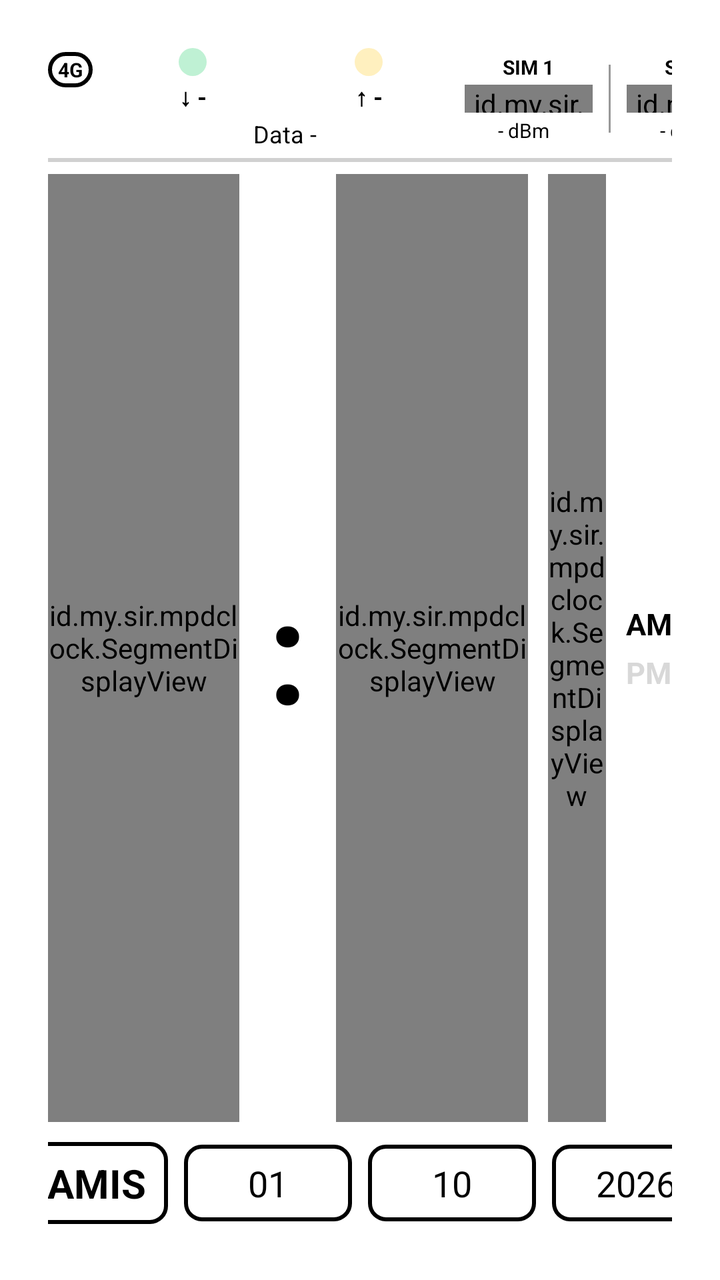
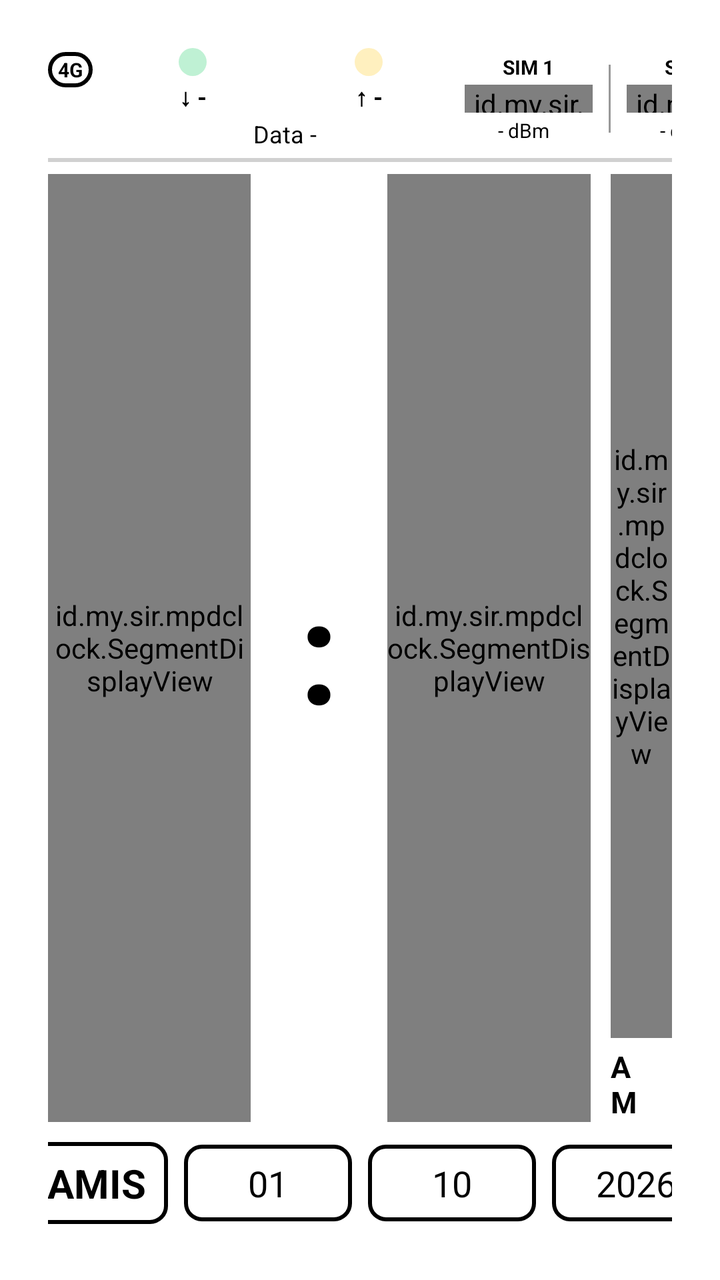

An Android layout rendered at two revisions. The XML below is the earlier revision; the diff shows what the commit changed to produce the second picture.
<!-- AndroidManifest.xml: application theme Theme.JamDigital -->
<!-- res/layout/activity_main.xml -->
<?xml version="1.0" encoding="utf-8"?>
<FrameLayout xmlns:android="http://schemas.android.com/apk/res/android"
    android:id="@+id/rootFrame"
    android:layout_width="match_parent"
    android:layout_height="match_parent"
    android:background="@android:color/white"
    android:keepScreenOn="true">

    <LinearLayout
        android:id="@+id/contentBox"
        android:layout_width="match_parent"
        android:layout_height="match_parent"
        android:gravity="center"
        android:orientation="vertical"
        android:padding="24dp">

        
        <LinearLayout
            android:layout_width="match_parent"
            android:layout_height="wrap_content"
            android:gravity="center_vertical"
            android:orientation="horizontal">

            
            <TextView
                android:id="@+id/netBadge"
                android:layout_width="wrap_content"
                android:layout_height="wrap_content"
                android:layout_gravity="top"
                android:layout_marginTop="2dp"
                android:background="@drawable/badge_outline"
                android:paddingHorizontal="5dp"
                android:paddingVertical="2dp"
                android:text="4G"
                android:textColor="@android:color/black"
                android:textSize="10sp"
                android:textStyle="bold" />

            
            <LinearLayout
                android:layout_width="180dp"
                android:layout_height="wrap_content"
                android:layout_marginStart="6dp"
                android:orientation="vertical">

                <LinearLayout
                    android:layout_width="180dp"
                    android:layout_height="wrap_content"
                    android:gravity="center_vertical"
                    android:orientation="horizontal">

                    <LinearLayout
                        android:layout_width="88dp"
                        android:layout_height="wrap_content"
                        android:gravity="center_horizontal"
                        android:orientation="vertical">

                        <View
                            android:id="@+id/ledDown"
                            android:layout_width="14dp"
                            android:layout_height="14dp"
                            android:alpha="0.25"
                            android:background="@drawable/led_green" />

                        <TextView
                            android:id="@+id/dlSpeed"
                            android:layout_width="88dp"
                            android:layout_height="wrap_content"
                            android:layout_marginTop="2dp"
                            android:gravity="center"
                            android:maxLines="1"
                            android:text="↓ -"
                            android:textColor="@android:color/black"
                            android:textSize="12sp"
                            android:textStyle="bold" />
                    </LinearLayout>

                    <LinearLayout
                        android:layout_width="88dp"
                        android:layout_height="wrap_content"
                        android:gravity="center_horizontal"
                        android:orientation="vertical">

                        <View
                            android:id="@+id/ledUp"
                            android:layout_width="14dp"
                            android:layout_height="14dp"
                            android:alpha="0.25"
                            android:background="@drawable/led_yellow" />

                        <TextView
                            android:id="@+id/ulSpeed"
                            android:layout_width="88dp"
                            android:layout_height="wrap_content"
                            android:layout_marginTop="2dp"
                            android:gravity="center"
                            android:maxLines="1"
                            android:text="↑ -"
                            android:textColor="@android:color/black"
                            android:textSize="12sp"
                            android:textStyle="bold" />
                    </LinearLayout>
                </LinearLayout>

                <TextView
                    android:id="@+id/dataUsageText"
                    android:layout_width="180dp"
                    android:layout_height="wrap_content"
                    android:layout_marginTop="2dp"
                    android:gravity="center_horizontal"
                    android:maxLines="1"
                    android:text="Data -"
                    android:textColor="@android:color/black"
                    android:textSize="12sp" />
            </LinearLayout>

            <View
                android:layout_width="0dp"
                android:layout_height="1dp"
                android:layout_weight="1" />

            
            <LinearLayout
                android:layout_width="wrap_content"
                android:layout_height="wrap_content"
                android:gravity="center_vertical"
                android:orientation="horizontal">

                <LinearLayout
                    android:layout_width="wrap_content"
                    android:layout_height="wrap_content"
                    android:gravity="center_horizontal"
                    android:orientation="vertical">

                    <TextView
                        android:id="@+id/sim1Label"
                        android:layout_width="wrap_content"
                        android:layout_height="wrap_content"
                        android:text="SIM 1"
                        android:textColor="@android:color/black"
                        android:textSize="10sp"
                        android:textStyle="bold" />

                    <id.my.sir.mpdclock.SignalBarsView
                        android:id="@+id/sim1Bars"
                        android:layout_width="64dp"
                        android:layout_height="14dp"
                        android:layout_marginTop="2dp" />

                    <LinearLayout
                        android:layout_width="wrap_content"
                        android:layout_height="wrap_content"
                        android:layout_marginTop="2dp"
                        android:gravity="center"
                        android:orientation="horizontal">

                        <TextView
                            android:id="@+id/sim1Dbm"
                            android:layout_width="wrap_content"
                            android:layout_height="wrap_content"
                            android:text="- dBm"
                            android:textColor="@android:color/black"
                            android:textSize="10sp" />

                        <TextView
                            android:id="@+id/sim1Band"
                            android:layout_width="wrap_content"
                            android:layout_height="wrap_content"
                            android:layout_marginStart="5dp"
                            android:text=""
                            android:textColor="@android:color/black"
                            android:textSize="10sp" />
                    </LinearLayout>
                </LinearLayout>

                <View
                    android:layout_width="1dp"
                    android:layout_height="34dp"
                    android:layout_marginHorizontal="8dp"
                    android:background="#999999" />

                <LinearLayout
                    android:layout_width="wrap_content"
                    android:layout_height="wrap_content"
                    android:gravity="center_horizontal"
                    android:orientation="vertical">

                    <TextView
                        android:id="@+id/sim2Label"
                        android:layout_width="wrap_content"
                        android:layout_height="wrap_content"
                        android:text="SIM 2"
                        android:textColor="@android:color/black"
                        android:textSize="10sp"
                        android:textStyle="bold" />

                    <id.my.sir.mpdclock.SignalBarsView
                        android:id="@+id/sim2Bars"
                        android:layout_width="64dp"
                        android:layout_height="14dp"
                        android:layout_marginTop="2dp" />

                    <LinearLayout
                        android:layout_width="wrap_content"
                        android:layout_height="wrap_content"
                        android:layout_marginTop="2dp"
                        android:gravity="center"
                        android:orientation="horizontal">

                        <TextView
                            android:id="@+id/sim2Dbm"
                            android:layout_width="wrap_content"
                            android:layout_height="wrap_content"
                            android:text="- dBm"
                            android:textColor="@android:color/black"
                            android:textSize="10sp" />

                        <TextView
                            android:id="@+id/sim2Band"
                            android:layout_width="wrap_content"
                            android:layout_height="wrap_content"
                            android:layout_marginStart="5dp"
                            android:text=""
                            android:textColor="@android:color/black"
                            android:textSize="10sp" />
                    </LinearLayout>
                </LinearLayout>

                <View
                    android:layout_width="1dp"
                    android:layout_height="34dp"
                    android:layout_marginHorizontal="8dp"
                    android:background="#999999" />

                <LinearLayout
                    android:layout_width="wrap_content"
                    android:layout_height="wrap_content"
                    android:gravity="center_horizontal"
                    android:orientation="vertical">

                    <TextView
                        android:id="@+id/tempText"
                        android:layout_width="wrap_content"
                        android:layout_height="wrap_content"
                        android:background="@drawable/badge_outline"
                        android:paddingHorizontal="8dp"
                        android:paddingVertical="3dp"
                        android:text="--°C"
                        android:textColor="@android:color/black"
                        android:textSize="12sp"
                        android:textStyle="bold" />

                
                </LinearLayout>

            </LinearLayout>
        </LinearLayout>

        
        <View
            android:id="@+id/dividerTop"
            android:layout_width="match_parent"
            android:layout_height="2dp"
            android:layout_marginTop="4dp"
            android:layout_marginBottom="2dp"
            android:background="#D0D0D0" />

        
        <LinearLayout
            android:id="@+id/clockBox"
            android:layout_width="match_parent"
            android:layout_height="0dp"
            android:layout_marginTop="4dp"
            android:layout_weight="1"
            android:gravity="center"
            android:orientation="horizontal">

            <LinearLayout
                android:layout_width="0dp"
                android:layout_height="match_parent"
                android:layout_weight="1"
                android:gravity="center_horizontal"
                android:orientation="vertical">

                <id.my.sir.mpdclock.SegmentDisplayView
                    android:id="@+id/hourView"
                    android:layout_width="match_parent"
                    android:layout_height="0dp"
                    android:layout_weight="1" />

                
            </LinearLayout>

            <LinearLayout
                android:layout_width="wrap_content"
                android:layout_height="match_parent"
                android:layout_marginStart="14dp"
                android:layout_marginEnd="14dp"
                android:gravity="center"
                android:orientation="vertical">

                <TextView
                    android:id="@+id/colonView"
                    android:layout_width="wrap_content"
                    android:layout_height="0dp"
                    android:layout_weight="1"
                    android:gravity="center"
                    android:text=":"
                    android:textColor="@android:color/black"
                    android:textSize="72sp"
                    android:textStyle="bold" />
            </LinearLayout>

            <LinearLayout
                android:layout_width="0dp"
                android:layout_height="match_parent"
                android:layout_weight="1"
                android:gravity="center_horizontal"
                android:orientation="vertical">

                <id.my.sir.mpdclock.SegmentDisplayView
                    android:id="@+id/minView"
                    android:layout_width="match_parent"
                    android:layout_height="0dp"
                    android:layout_weight="1" />

                
            </LinearLayout>

            <LinearLayout
                android:layout_width="0dp"
                android:layout_height="match_parent"
                android:layout_marginStart="10dp"
                android:layout_weight="0.3"
                android:gravity="center_horizontal"
                android:orientation="vertical">

                <id.my.sir.mpdclock.SegmentDisplayView
                    android:id="@+id/secView"
                    android:layout_width="match_parent"
                    android:layout_height="0dp"
                    android:layout_weight="1" />

                
            </LinearLayout>

            <LinearLayout
                android:layout_width="wrap_content"
                android:layout_height="wrap_content"
                android:layout_marginStart="10dp"
                android:gravity="center"
                android:orientation="vertical">

                <TextView
                    android:id="@+id/amText"
                    android:layout_width="wrap_content"
                    android:layout_height="wrap_content"
                    android:text="AM"
                    android:textColor="@android:color/black"
                    android:textSize="15sp"
                    android:textStyle="bold" />

                <TextView
                    android:id="@+id/pmText"
                    android:layout_width="wrap_content"
                    android:layout_height="wrap_content"
                    android:layout_marginTop="4dp"
                    android:text="PM"
                    android:textColor="#D8D8D8"
                    android:textSize="15sp"
                    android:textStyle="bold" />
            </LinearLayout>
        </LinearLayout>

        
        <LinearLayout
            android:layout_width="match_parent"
            android:layout_height="wrap_content"
            android:layout_marginTop="6dp"
            android:gravity="center"
            android:orientation="horizontal">

            <LinearLayout
                android:layout_width="84dp"
                android:layout_height="wrap_content"
                android:layout_margin="4dp"
                android:background="@drawable/box_outline"
                android:gravity="center_horizontal"

                android:orientation="vertical"
                android:padding="7dp">

                <TextView
                    android:id="@+id/dayNameText"
                    android:layout_width="wrap_content"
                    android:layout_height="wrap_content"
                    android:gravity="center"
                    android:text="KAMIS"
                    android:textColor="@android:color/black"
                    android:textSize="20sp"
                    android:textStyle="bold" />

                    
            </LinearLayout>

            <LinearLayout
                android:layout_width="84dp"
                android:layout_height="wrap_content"
                android:layout_margin="4dp"
                android:background="@drawable/box_outline"
                android:gravity="center_horizontal"

                android:orientation="vertical"
                android:padding="7dp">

                <TextView
                    android:id="@+id/dateDayText"
                    android:layout_width="wrap_content"
                    android:layout_height="wrap_content"
                    android:fontFamily="@font/dseg7classic_regular"
                    android:gravity="center"
                    android:text="01"
                    android:textColor="@android:color/black"
                    android:textSize="18sp" />

                    
            </LinearLayout>

            <LinearLayout
                android:layout_width="84dp"
                android:layout_height="wrap_content"
                android:layout_margin="4dp"
                android:background="@drawable/box_outline"
                android:gravity="center_horizontal"

                android:orientation="vertical"
                android:padding="7dp">

                <TextView
                    android:id="@+id/dateMonthText"
                    android:layout_width="wrap_content"
                    android:layout_height="wrap_content"
                    android:fontFamily="@font/dseg7classic_regular"
                    android:gravity="center"
                    android:text="10"
                    android:textColor="@android:color/black"
                    android:textSize="18sp" />

                    
            </LinearLayout>

            <LinearLayout
                android:layout_width="84dp"
                android:layout_height="wrap_content"
                android:layout_margin="4dp"
                android:background="@drawable/box_outline"
                android:gravity="center_horizontal"

                android:orientation="vertical"
                android:padding="7dp">

                <TextView
                    android:id="@+id/dateYearText"
                    android:layout_width="wrap_content"
                    android:layout_height="wrap_content"
                    android:fontFamily="@font/dseg7classic_regular"
                    android:gravity="center"
                    android:text="2026"
                    android:textColor="@android:color/black"
                    android:textSize="18sp" />

                    
            </LinearLayout>
        </LinearLayout>
    </LinearLayout>
</FrameLayout>
<!-- resources referenced by this layout -->
<resources>
  <!-- drawable badge_outline (drawable) -->
  <?xml version="1.0" encoding="utf-8"?>
  <shape xmlns:android="http://schemas.android.com/apk/res/android"
      android:shape="rectangle">
      <solid android:color="@android:color/white" />
      <stroke android:width="2dp" android:color="@android:color/black" />
      <corners android:radius="8dp" />
  </shape>
  <!-- drawable box_outline (drawable) -->
  <?xml version="1.0" encoding="utf-8"?>
  <shape xmlns:android="http://schemas.android.com/apk/res/android"
      android:shape="rectangle">
      <solid android:color="@android:color/white" />
      <stroke
          android:width="2dp"
          android:color="@android:color/black" />
      <corners android:radius="8dp" />
  </shape>
  <!-- drawable led_green (drawable) -->
  <?xml version="1.0" encoding="utf-8"?>
  <shape xmlns:android="http://schemas.android.com/apk/res/android"
      android:shape="oval">
      <solid android:color="#00C853" />
      <size
          android:width="14dp"
          android:height="14dp" />
  </shape>
  <!-- drawable led_yellow (drawable) -->
  <?xml version="1.0" encoding="utf-8"?>
  <shape xmlns:android="http://schemas.android.com/apk/res/android"
      android:shape="oval">
      <solid android:color="#FFC400" />
      <size
          android:width="14dp"
          android:height="14dp" />
  </shape>
  <style name="Theme.JamDigital" parent="android:Theme.Material.Light.NoActionBar">
          <item name="android:windowBackground">@android:color/white</item>
          
          <item name="android:windowFullscreen">true</item>
          <item name="android:windowNoTitle">true</item>
          <item name="android:windowContentOverlay">@null</item>
          <item name="android:statusBarColor">@android:color/transparent</item>
          <item name="android:navigationBarColor">@android:color/transparent</item>
      </style>
</resources>

<!-- the commit's change to res/layout/activity_main.xml (unified diff, before → after) -->
@@ -294,8 +294,8 @@
             <LinearLayout
                 android:layout_width="wrap_content"
                 android:layout_height="match_parent"
-                android:layout_marginStart="14dp"
-                android:layout_marginEnd="14dp"
+                android:layout_marginStart="24dp"
+                android:layout_marginEnd="24dp"
                 android:gravity="center"
                 android:orientation="vertical">
 
@@ -341,34 +341,32 @@
                     android:layout_height="0dp"
                     android:layout_weight="1" />
 
-                
-            </LinearLayout>
-
-            <LinearLayout
-                android:layout_width="wrap_content"
-                android:layout_height="wrap_content"
-                android:layout_marginStart="10dp"
-                android:gravity="center"
-                android:orientation="vertical">
-
-                <TextView
-                    android:id="@+id/amText"
-                    android:layout_width="wrap_content"
-                    android:layout_height="wrap_content"
-                    android:text="AM"
-                    android:textColor="@android:color/black"
-                    android:textSize="15sp"
-                    android:textStyle="bold" />
-
-                <TextView
-                    android:id="@+id/pmText"
+                <LinearLayout
                     android:layout_width="wrap_content"
                     android:layout_height="wrap_content"
                     android:layout_marginTop="4dp"
-                    android:text="PM"
-                    android:textColor="#D8D8D8"
-                    android:textSize="15sp"
-                    android:textStyle="bold" />
+                    android:gravity="center"
+                    android:orientation="horizontal">
+
+                    <TextView
+                        android:id="@+id/amText"
+                        android:layout_width="wrap_content"
+                        android:layout_height="wrap_content"
+                        android:layout_marginEnd="10dp"
+                        android:text="AM"
+                        android:textColor="@android:color/black"
+                        android:textSize="15sp"
+                        android:textStyle="bold" />
+
+                    <TextView
+                        android:id="@+id/pmText"
+                        android:layout_width="wrap_content"
+                        android:layout_height="wrap_content"
+                        android:text="PM"
+                        android:textColor="#D8D8D8"
+                        android:textSize="15sp"
+                        android:textStyle="bold" />
+                </LinearLayout>
             </LinearLayout>
         </LinearLayout>
 
